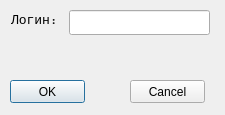
Old version of the form login.ui in the repository kostelov/talker.
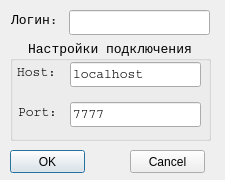
New version of the form.

Commit message: - в окно авторизации добалвены настройки подключения

```diff
--- a/login.ui
+++ b/login.ui
@@ -7,7 +7,7 @@
     <x>0</x>
     <y>0</y>
     <width>225</width>
-    <height>115</height>
+    <height>180</height>
    </rect>
   </property>
   <property name="minimumSize">
@@ -19,7 +19,7 @@
   <property name="maximumSize">
    <size>
     <width>225</width>
-    <height>115</height>
+    <height>180</height>
    </size>
   </property>
   <property name="windowTitle">
@@ -29,7 +29,7 @@
    <property name="geometry">
     <rect>
      <x>10</x>
-     <y>80</y>
+     <y>150</y>
      <width>75</width>
      <height>23</height>
     </rect>
@@ -42,7 +42,7 @@
    <property name="geometry">
     <rect>
      <x>130</x>
-     <y>80</y>
+     <y>150</y>
      <width>75</width>
      <height>23</height>
     </rect>
@@ -89,6 +89,110 @@
     <string>Логин:</string>
    </property>
   </widget>
+  <widget class="QGroupBox" name="groupBoxConnectionSet">
+   <property name="geometry">
+    <rect>
+     <x>10</x>
+     <y>40</y>
+     <width>201</width>
+     <height>101</height>
+    </rect>
+   </property>
+   <property name="font">
+    <font>
+     <family>Courier</family>
+     <pointsize>10</pointsize>
+    </font>
+   </property>
+   <property name="title">
+    <string>Настройки подключения</string>
+   </property>
+   <property name="alignment">
+    <set>Qt::AlignCenter</set>
+   </property>
+   <widget class="QLineEdit" name="lineEditHost">
+    <property name="geometry">
+     <rect>
+      <x>60</x>
+      <y>22</y>
+      <width>131</width>
+      <height>25</height>
+     </rect>
+    </property>
+    <property name="font">
+     <font>
+      <family>Courier</family>
+      <pointsize>10</pointsize>
+     </font>
+    </property>
+    <property name="text">
+     <string>localhost</string>
+    </property>
+    <property name="maxLength">
+     <number>25</number>
+    </property>
+   </widget>
+   <widget class="QLineEdit" name="lineEditPort">
+    <property name="geometry">
+     <rect>
+      <x>60</x>
+      <y>62</y>
+      <width>131</width>
+      <height>25</height>
+     </rect>
+    </property>
+    <property name="font">
+     <font>
+      <family>Courier</family>
+      <pointsize>10</pointsize>
+     </font>
+    </property>
+    <property name="text">
+     <string>7777</string>
+    </property>
+    <property name="maxLength">
+     <number>25</number>
+    </property>
+   </widget>
+   <widget class="QLabel" name="labelLoginHost">
+    <property name="geometry">
+     <rect>
+      <x>7</x>
+      <y>24</y>
+      <width>51</width>
+      <height>16</height>
+     </rect>
+    </property>
+    <property name="font">
+     <font>
+      <family>Courier</family>
+      <pointsize>10</pointsize>
+     </font>
+    </property>
+    <property name="text">
+     <string>Host:</string>
+    </property>
+   </widget>
+   <widget class="QLabel" name="labelLoginHost_2">
+    <property name="geometry">
+     <rect>
+      <x>8</x>
+      <y>64</y>
+      <width>51</width>
+      <height>16</height>
+     </rect>
+    </property>
+    <property name="font">
+     <font>
+      <family>Courier</family>
+      <pointsize>10</pointsize>
+     </font>
+    </property>
+    <property name="text">
+     <string>Port:</string>
+    </property>
+   </widget>
+  </widget>
  </widget>
  <resources/>
  <connections/>
```
The commit also changes 3 other files.
